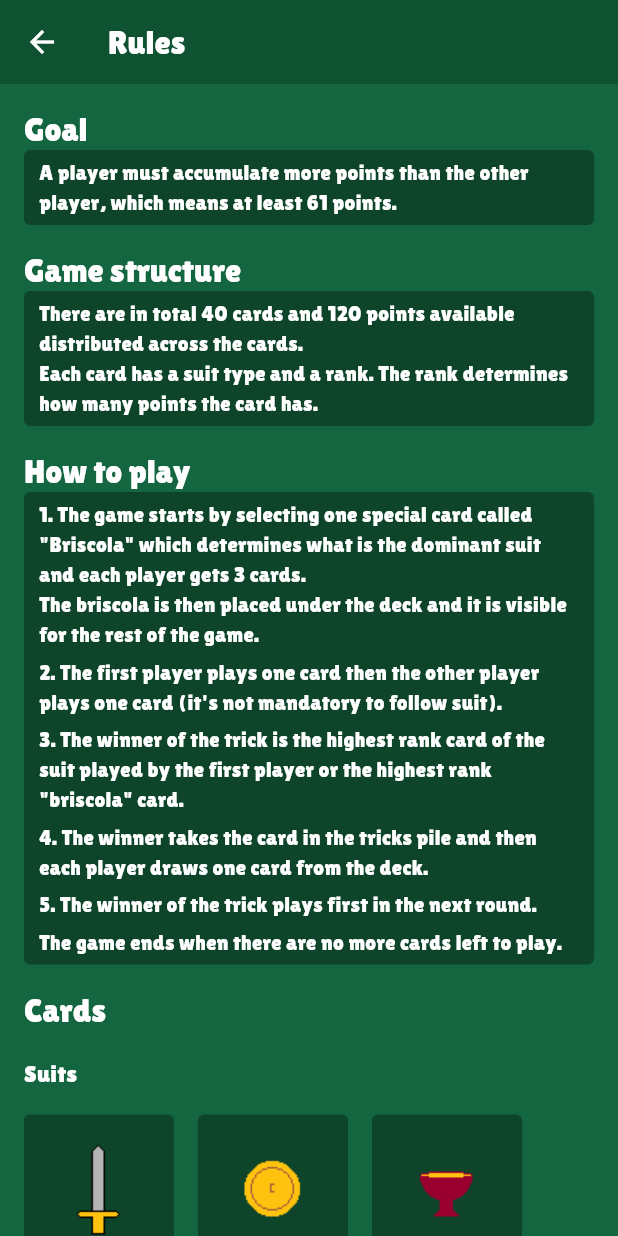
After one commit to samuelerizzato/briscola-bluetooth, a Flutter app: the screen it shows after launch, after a tap on "RULES", on a phone screen of 412 x 824 dp. The commit adds this screen. Run offline on Flutter 3.47's test engine with Material 3 defaults, Android fonts, the light colour scheme and no system bars; our stand-ins replace flutter_blue_plus; missing offline and left inert: bluetooth_low_energy, flame.

Commit message:
Add rules screen

```diff
--- /dev/null
+++ b/assets/rules.json
@@ -0,0 +1,23 @@
+{
+  "goal": "A player must accumulate more points than the other player, which means at least 61 points.",
+  "total": "There are in total 40 cards and 120 points available distributed across the cards.",
+  "card": "Each card has a suit type and a rank. The rank determines how many points the card has.",
+  "ranks": {
+    "ace": "11 points",
+    "three": "10 points",
+    "king": "4 points",
+    "knight": "3 points",
+    "jack": "2 points",
+    "seven": "0 points",
+    "six": "0 points",
+    "five": "0 points",
+    "four": "0 points",
+    "two": "0 points"
+  },
+  "start": "1. The game starts by selecting one special card called \"Briscola\" which determines what is the dominant suit and each player gets 3 cards.\nThe briscola is then placed under the deck and it is visible for the rest of the game.",
+  "turnSystem": "2. The first player plays one card then the other player plays one card (it's not mandatory to follow suit).",
+  "turnEnd": "3. The winner of the trick is the highest rank card of the suit played by the first player or the highest rank \"briscola\" card.",
+  "tricks": "4. The winner takes the card in the tricks pile and then each player draws one card from the deck.",
+  "decide": "5. The winner of the trick plays first in the next round.",
+  "end": "The game ends when there are no more cards left to play."
+}
--- a/lib/ui/screens/home_screen.dart
+++ b/lib/ui/screens/home_screen.dart
@@ -1,6 +1,7 @@
 import 'package:briscola/ui/screens/game_screen.dart';
 import 'package:briscola/ui/screens/peripheral_lobby_screen.dart';
 import 'package:briscola/ui/screens/central_lobby_screen.dart';
+import 'package:briscola/ui/screens/rules_screen.dart';
 import 'package:flutter/material.dart';
 
 class HomeScreen extends StatelessWidget {
@@ -60,6 +61,15 @@ class HomeScreen extends StatelessWidget {
                     ),
                   );
                 }),
+                buildButton('rules', () {
+                  Navigator.push(
+                    context,
+                    MaterialPageRoute(
+                      builder: (context) => const RulesScreen(),
+                      settings: RouteSettings(name: '/RulesScreen'),
+                    ),
+                  );
+                }),
               ],
             ),
           ],
--- /dev/null
+++ b/lib/ui/screens/rules_screen.dart
@@ -0,0 +1,146 @@
+import 'dart:convert';
+import 'package:flutter/material.dart';
+
+class RulesScreen extends StatelessWidget {
+  const RulesScreen({super.key});
+
+  @override
+  Widget build(BuildContext context) {
+    return Scaffold(
+      appBar: AppBar(title: const Text('Rules')),
+      body: FutureBuilder<String>(
+        future: DefaultAssetBundle.of(context).loadString('assets/rules.json'),
+        builder: (context, snapshot) {
+          if (snapshot.connectionState != ConnectionState.done) {
+            return CircularProgressIndicator();
+          }
+
+          if (!snapshot.hasData) {
+            return Text('Could not load rules');
+          }
+
+          Map<String, dynamic> rules = jsonDecode(snapshot.data!);
+          Map<String, dynamic> ranks = rules['ranks'];
+
+          return SingleChildScrollView(
+            child: Padding(
+              padding: const EdgeInsets.all(16.0),
+              child: Column(
+                mainAxisAlignment: MainAxisAlignment.spaceEvenly,
+                crossAxisAlignment: CrossAxisAlignment.start,
+                spacing: 16.0,
+                children: [
+                  Column(
+                    crossAxisAlignment: CrossAxisAlignment.start,
+                    children: [
+                      Text(
+                        'Goal',
+                        style: Theme.of(context).textTheme.titleLarge,
+                      ),
+                      buildDescription(Text(rules['goal'])),
+                    ],
+                  ),
+                  Column(
+                    crossAxisAlignment: CrossAxisAlignment.start,
+                    children: [
+                      Text(
+                        'Game structure',
+                        style: Theme.of(context).textTheme.titleLarge,
+                      ),
+                      buildDescription(
+                        Column(
+                          crossAxisAlignment: CrossAxisAlignment.start,
+                          children: [Text(rules['total']), Text(rules['card'])],
+                        ),
+                      ),
+                    ],
+                  ),
+                  Column(
+                    crossAxisAlignment: CrossAxisAlignment.start,
+                    children: [
+                      Text(
+                        'How to play',
+                        style: Theme.of(context).textTheme.titleLarge,
+                      ),
+                      buildDescription(
+                        Column(
+                          crossAxisAlignment: CrossAxisAlignment.start,
+                          spacing: 5.0,
+                          children: [
+                            Text(rules['start']),
+                            Text(rules['turnSystem']),
+                            Text(rules['turnEnd']),
+                            Text(rules['tricks']),
+                            Text(rules['decide']),
+                            Text(rules['end']),
+                          ],
+                        ),
+                      ),
+                    ],
+                  ),
+                  Text('Cards', style: Theme.of(context).textTheme.titleLarge),
+                  Text('Suits', style: Theme.of(context).textTheme.titleMedium),
+                  Wrap(
+                    spacing: 16,
+                    runSpacing: 16,
+                    children: [
+                      buildSuitItem('assets/images/sword.png', 'Sword'),
+                      buildSuitItem('assets/images/coin.png', 'Coin'),
+                      buildSuitItem('assets/images/cup.png', 'Cup'),
+                      buildSuitItem('assets/images/baton.png', 'Baton'),
+                    ],
+                  ),
+                  Text('Ranks', style: Theme.of(context).textTheme.titleMedium),
+                  buildDescription(
+                    Column(
+                      crossAxisAlignment: CrossAxisAlignment.start,
+                      children: ranks.entries
+                          .map((entry) => buildRankItem(entry.key, entry.value))
+                          .toList(),
+                    ),
+                  ),
+                ],
+              ),
+            ),
+          );
+        },
+      ),
+    );
+  }
+
+  Widget buildSuitItem(String assetName, String name) {
+    return Container(
+      decoration: BoxDecoration(
+        color: Colors.black.withAlpha(0x55),
+        borderRadius: BorderRadius.circular(4),
+      ),
+      child: Column(
+        children: [
+          Image(image: AssetImage(assetName)),
+          Text(name),
+        ],
+      ),
+    );
+  }
+
+  Widget buildDescription(Widget child) {
+    return Container(
+      padding: EdgeInsets.only(left: 10.0, top: 5.0, right: 10.0, bottom: 5.0),
+      decoration: BoxDecoration(
+        color: Colors.black.withAlpha(0x55),
+        borderRadius: BorderRadius.circular(4),
+      ),
+      child: child,
+    );
+  }
+
+  Widget buildRankItem(String name, String description) {
+    return Row(
+      spacing: 10.0,
+      children: [
+        Expanded(child: Text(name)),
+        Text(description),
+      ],
+    );
+  }
+}
--- a/pubspec.yaml
+++ b/pubspec.yaml
@@ -28,6 +28,7 @@ flutter:
     - assets/images/jack.png
     - assets/images/knight.png
     - assets/images/king.png
+    - assets/rules.json
 
   fonts:
     - family: LilitaOne
```
